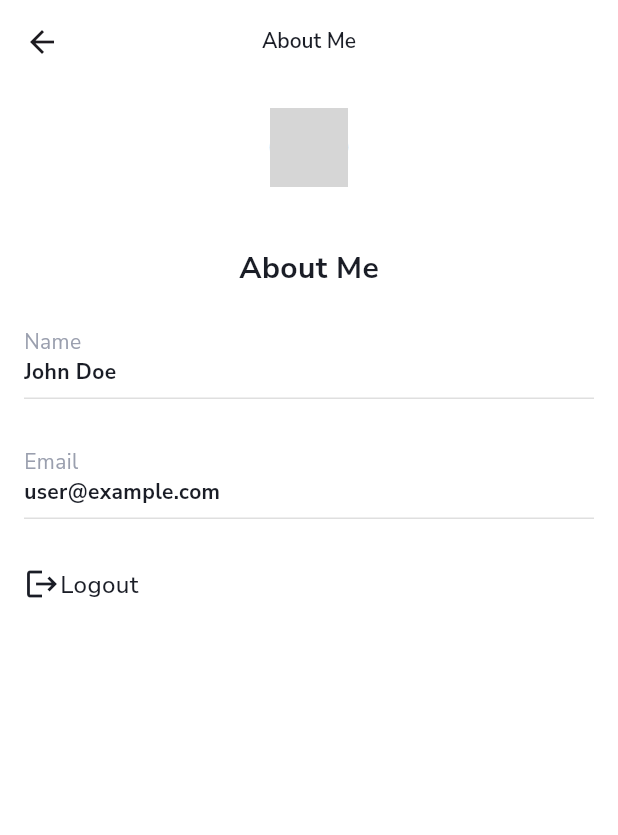
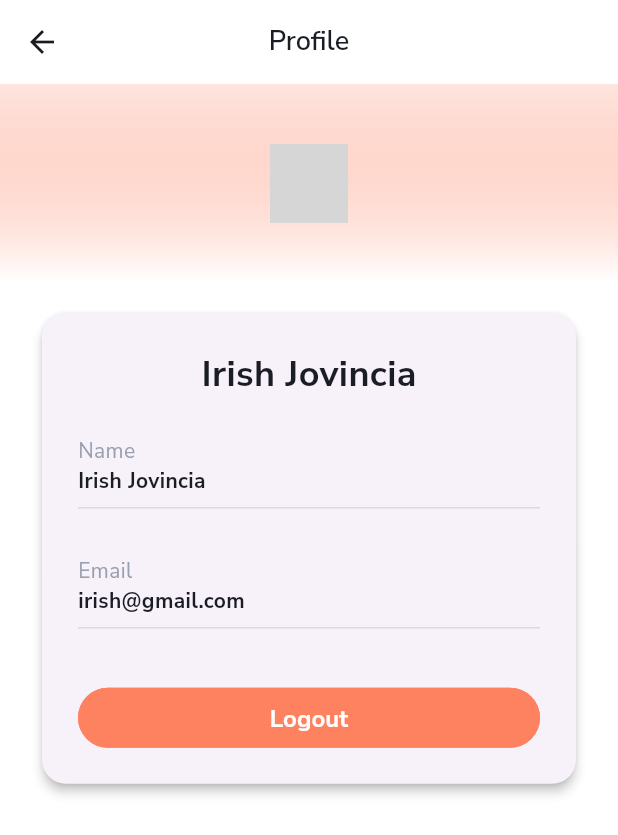
Before and after one commit to GertrudIrishJovincia/tugasAkhirTPM197, a Flutter app: the ProfilePage screen opened directly, on a phone screen of 412 x 824 dp. Shown: the top 835 px of the screen. Run offline on Flutter 3.47's test engine with Material 3 defaults, Android fonts, the phone set to English and light mode, and no system bars; drawn by our look-alikes of getwidget; our stand-ins replace custom_radio_grouped_button, get, google_fonts; network calls fail; grey boxes are pictures that could not be loaded.

Commit message:
menambahkan FE fitur baru

```diff
--- a/lib/pages/profile/profilePage.dart
+++ b/lib/pages/profile/profilePage.dart
@@ -3,12 +3,14 @@ import 'package:proyekakhir/components/widgets/infoDivider.dart';
 import 'package:proyekakhir/components/widgets/userInfoAvatars.dart';
 import 'package:proyekakhir/config/app/appColor.dart';
 import 'package:proyekakhir/config/app/appFont.dart';
+import 'package:proyekakhir/components/customWidgets/button.dart';
+import 'package:proyekakhir/pages/auth/loginPage.dart';
 import 'package:proyekakhir/pages/dashboard/dashboard.dart';
 
 class ProfilePage extends StatelessWidget {
   final Map<String, String> dummyUser = {
-    'email': 'user@example.com',
-    'displayName': 'John Doe',
+    'email': 'irish@gmail.com',
+    'displayName': 'Irish Jovincia',
     'uid': '1234567890',
   };
 
@@ -16,9 +18,8 @@ class ProfilePage extends StatelessWidget {
 
   @override
   Widget build(BuildContext context) {
-    // Jika mau, bisa buat loading dummy pakai Future.delayed lalu tunjukkan loading dulu
-
     return Scaffold(
+      backgroundColor: AppColor.white,
       appBar: AppBar(
         leading: IconButton(
           icon: const Icon(Icons.arrow_back),
@@ -30,87 +31,100 @@ class ProfilePage extends StatelessWidget {
           },
         ),
         title: Text(
-          'About Me',
+          'Profile',
           style: AppFont.nunitoSansSemiBold.copyWith(
-            fontSize: 14,
+            fontSize: 18,
             color: AppColor.dark,
           ),
         ),
         centerTitle: true,
         backgroundColor: AppColor.white,
         scrolledUnderElevation: 0,
+        elevation: 0,
       ),
-      backgroundColor: AppColor.white,
       body: SafeArea(
         child: SingleChildScrollView(
+          child: Column(
+            children: [
+              Container(
+                width: double.infinity,
+                padding: const EdgeInsets.symmetric(vertical: 40),
+                decoration: BoxDecoration(
+                  gradient: LinearGradient(
+                    colors: [AppColor.primary.withOpacity(0.2), AppColor.white],
+                    begin: Alignment.topCenter,
+                    end: Alignment.bottomCenter,
+                  ),
+                ),
+                child: Center(
+                  child: UserInfoAvatars(email: dummyUser['email']!),
+                ),
+              ),
+
+              Padding(
+                padding: const EdgeInsets.symmetric(
+                  horizontal: 24,
+                  vertical: 16,
+                ),
+                child: Card(
+                  elevation: 3,
+                  shape: RoundedRectangleBorder(
+                    borderRadius: BorderRadius.circular(16),
+                  ),
                   child: Padding(
-            padding: const EdgeInsets.all(16),
+                    padding: const EdgeInsets.all(24),
                     child: Column(
                       crossAxisAlignment: CrossAxisAlignment.start,
                       children: [
-                UserInfoAvatars(email: dummyUser['email']!),
-                const SizedBox(height: 40),
                         Center(
                           child: Text(
-                    'About Me',
+                            dummyUser['displayName'] ?? 'Nama tidak tersedia',
                             style: AppFont.nunitoSansBold.copyWith(
+                              fontSize: 24,
                               color: AppColor.dark,
-                      fontSize: 20,
                             ),
                           ),
                         ),
                         const SizedBox(height: 24),
-                Column(
-                  crossAxisAlignment: CrossAxisAlignment.start,
-                  children: [
                         InfoDivider(
                           title: 'Name',
-                      value:
-                          dummyUser['displayName'] ??
-                          'Nama tidak ada, harus login terlebih dahulu untuk menampilkan..',
+                          value: dummyUser['displayName'] ?? 'Nama tidak ada',
                         ),
                         const SizedBox(height: 24),
                         InfoDivider(
                           title: 'Email',
                           value: dummyUser['email'] ?? 'Tidak ada email',
                         ),
-                    // const SizedBox(height: 24),
-                    // InfoDivider(
-                    //   title: 'Preferenced Id',
-                    //   value: dummyUser['uid'] ?? '',
-                    // ),
-                    const SizedBox(height: 24),
-                    GestureDetector(
-                      onTap: () {
-                        // Dummy logout action
+                        const SizedBox(height: 32),
+
+                        SizedBox(
+                          width: double.infinity,
+                          child: PillsButton(
+                            text: 'Logout',
+                            backgroundColor: AppColor.primary,
+                            fontSize: 16,
+                            paddingSize: 0,
+                            fullWidthButton: true,
+                            onPressed: () {
                               debugPrint('Logout tapped');
                               Navigator.pushReplacement(
                                 context,
                                 MaterialPageRoute(
-                            builder: (context) => const Dashboard(),
+                                  builder: (context) => const LoginPage(),
                                 ),
                               );
                             },
-                      child: Row(
-                        children: [
-                          const Icon(Icons.logout, color: AppColor.dark),
-                          Text(
-                            'Logout',
-                            style: AppFont.nunitoSansMedium.copyWith(
-                              fontSize: 16,
-                              color: AppColor.dark,
                           ),
-                          ),
-                        ],
-                      ),
-                    ),
-                  ],
                         ),
                       ],
                     ),
                   ),
                 ),
               ),
+            ],
+          ),
+        ),
+      ),
     );
   }
 }
--- a/pubspec.yaml
+++ b/pubspec.yaml
@@ -34,6 +34,7 @@ dependencies:
   getwidget: ^6.0.0
   get: ^4.6.5
   custom_radio_grouped_button: ^2.2.1
+  provider: ^6.0.5
 
   # The following adds the Cupertino Icons font to your application.
   # Use with the CupertinoIcons class for iOS style icons.
```
Also changed, not shown: lib/main.dart (+15 -1 lines), lib/pages/cart/cartPage.dart (added, +100 -0 lines), lib/pages/checkout/checkoutPage.dart (added, +174 -0 lines), lib/pages/home/homePage.dart (+41 -38 lines), lib/pages/product/detailProductPage.dart (+33 -3 lines), lib/pages/product/favoritePage.dart (added, +71 -0 lines), lib/pages/product/orderHistoryPage.dart (added, +122 -0 lines), lib/providers/cardProviders.dart (added, +30 -0 lines), lib/providers/favoriteProvider.dart (added, +23 -0 lines), pubspec.lock. Lines whose indentation alone changed are shown as unchanged.
